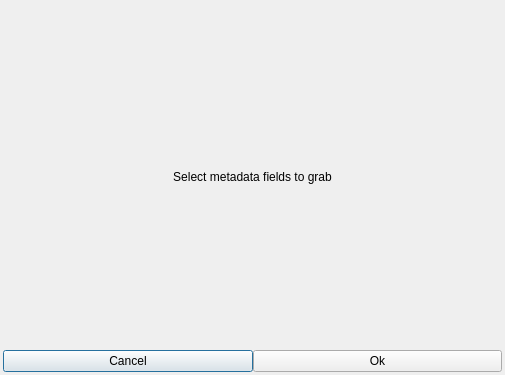
Above: metadata_selection_dialogue.ui from dgudim/qt_disk-deduper before the change. Below: the same form after it.
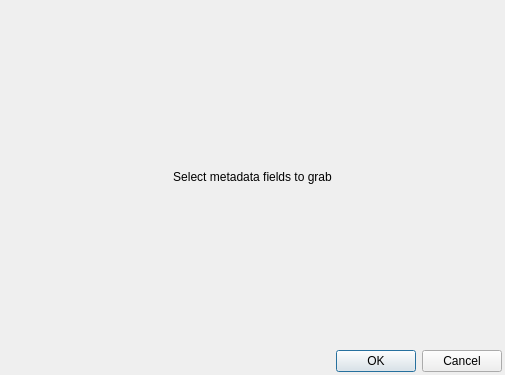
That is the form after the change.

Diff of the .ui file:
```diff
--- a/metadata_selection_dialogue.ui
+++ b/metadata_selection_dialogue.ui
@@ -58,16 +58,12 @@
       <enum>QLayout::SetDefaultConstraint</enum>
      </property>
      <item>
-      <widget class="QPushButton" name="cancel_button">
-       <property name="text">
-        <string>Cancel</string>
+      <widget class="QDialogButtonBox" name="buttonBox">
+       <property name="standardButtons">
+        <set>QDialogButtonBox::Cancel|QDialogButtonBox::Ok</set>
        </property>
-      </widget>
-     </item>
-     <item>
-      <widget class="QPushButton" name="confirm_button">
-       <property name="text">
-        <string>Ok</string>
+       <property name="centerButtons">
+        <bool>false</bool>
        </property>
       </widget>
      </item>
```
